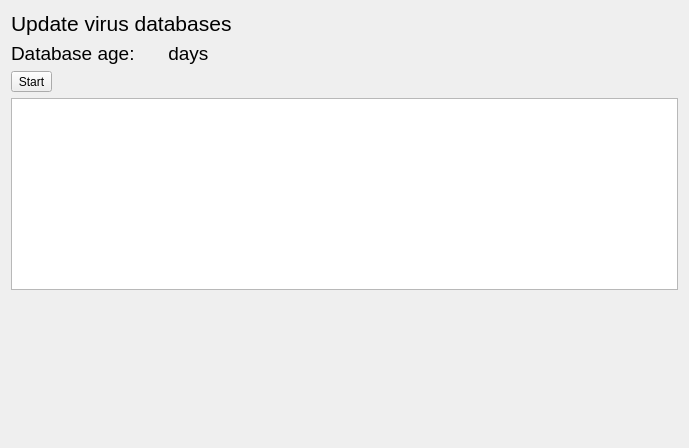
amd00/meduzzza, file sources/gui/ui/updatewidget.ui: the form before one commit.
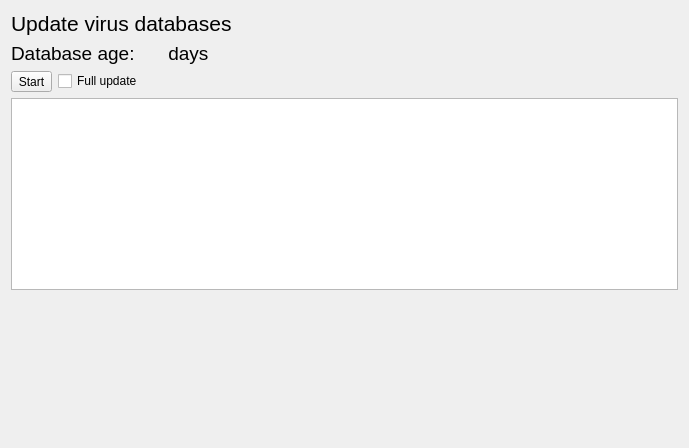
The form after the commit. Icons and pictures are not drawn.

What changed in the file:
```diff
--- a/sources/gui/ui/updatewidget.ui
+++ b/sources/gui/ui/updatewidget.ui
@@ -80,7 +80,7 @@
     </layout>
    </item>
    <item>
-    <layout class="QHBoxLayout" name="horizontalLayout" stretch="0,0">
+    <layout class="QHBoxLayout" name="horizontalLayout" stretch="0,0,0">
      <item>
       <widget class="QToolButton" name="m_start_button">
        <property name="focusPolicy">
@@ -98,6 +98,13 @@
        </property>
       </widget>
      </item>
+     <item>
+      <widget class="QCheckBox" name="m_full_check">
+       <property name="text">
+        <string>Full update</string>
+       </property>
+      </widget>
+     </item>
      <item>
       <spacer name="horizontalSpacer">
        <property name="orientation">
```
